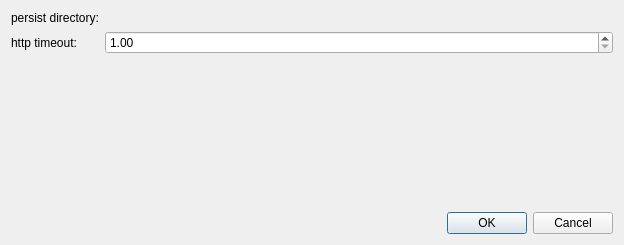
First picture: the form in gui/mozregui/ui/global_prefs.ui, repository mozilla/mozregression, before the edit.
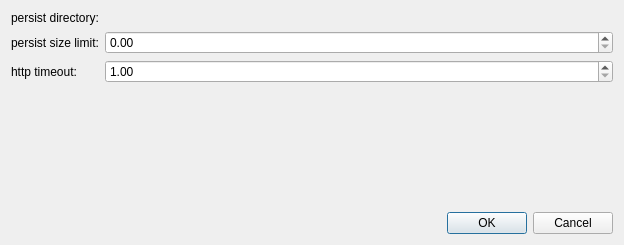
Second picture: the form after the edit. Custom widgets are drawn as their Qt base class.

Commit message: Bug 1202494 - [gui] add the golbal persist size limit option

What changed in the file:
```diff
--- a/gui/mozregui/ui/global_prefs.ui
+++ b/gui/mozregui/ui/global_prefs.ui
@@ -33,6 +33,26 @@
       <widget class="DirectorySelectWidget" name="persist" native="true"/>
      </item>
      <item row="1" column="0">
+         <widget class="QLabel" name="label">
+             <property name="toolTip">
+                 <string>Size limit of the persist directory, in GiB. 0 means no limit.</string>
+             </property>
+             <property name="text">
+                 <string>persist size limit:</string>
+             </property>
+         </widget>
+     </item>
+     <item row="1" column="1">
+         <widget class="QDoubleSpinBox" name="persist_size_limit">
+             <property name="minimum">
+                 <double>0.0</double>
+             </property>
+             <property name="maximum">
+                 <double>999.99</double>
+             </property>
+         </widget>
+     </item>
+     <item row="2" column="0">
       <widget class="QLabel" name="label_3">
        <property name="toolTip">
         <string>Timeout in seconds to abort requests when there is no activity from the server. Default to 30.0 seconds - increase this if you are under a really slow network.</string>
@@ -42,7 +62,7 @@
        </property>
       </widget>
      </item>
-     <item row="1" column="1">
+     <item row="2" column="1">
       <widget class="QDoubleSpinBox" name="http_timeout">
        <property name="minimum">
         <double>1.000000000000000</double>
```
The commit also changes 3 other files.
